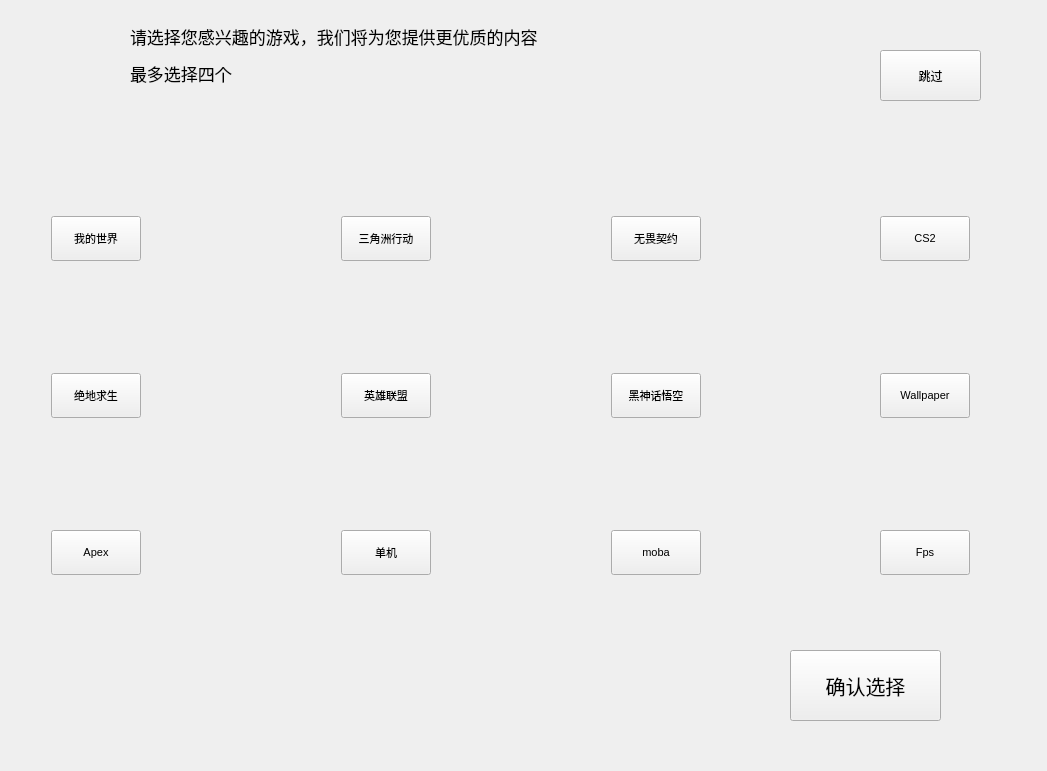
Before: the Qt Designer form form.ui in keyman-damn/Small_Write_Box, drawn with Qt 5.
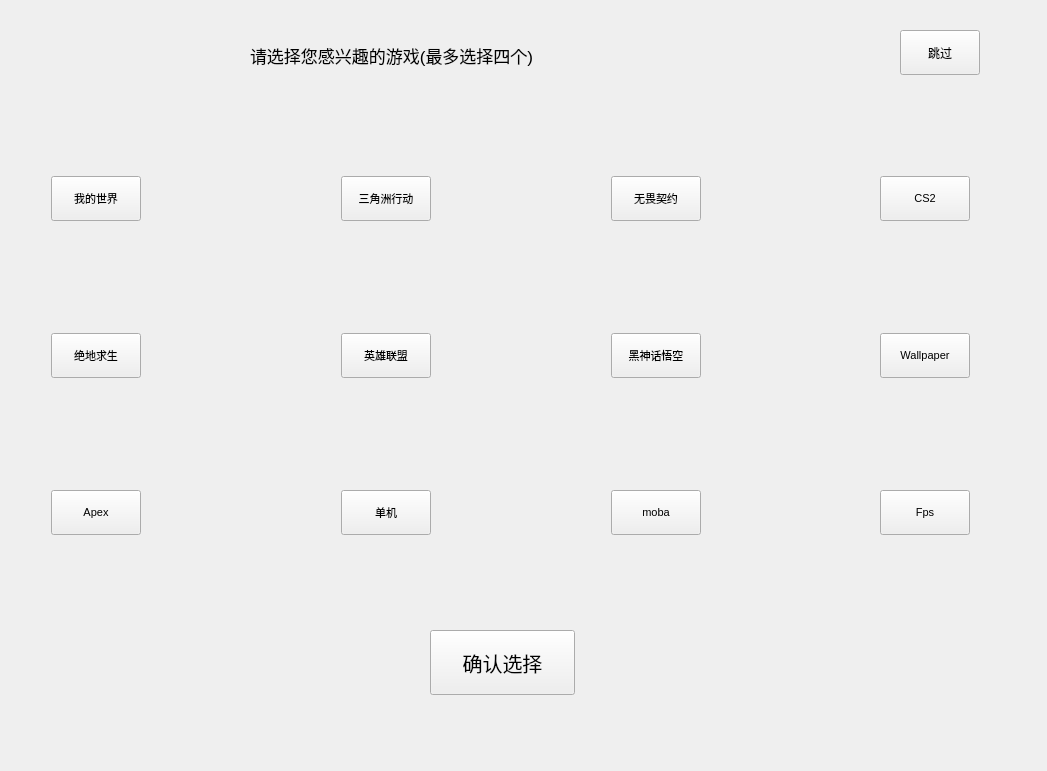
After: the same form once the commit is applied. Icons and pictures are not drawn.

The edit to the form file:
```diff
--- a/form.ui
+++ b/form.ui
@@ -16,10 +16,10 @@
   <widget class="QLabel" name="label">
    <property name="geometry">
     <rect>
-     <x>130</x>
-     <y>10</y>
-     <width>641</width>
-     <height>91</height>
+     <x>250</x>
+     <y>20</y>
+     <width>541</width>
+     <height>71</height>
     </rect>
    </property>
    <property name="font">
@@ -28,16 +28,16 @@
     </font>
    </property>
    <property name="text">
-    <string>&lt;html&gt;&lt;head/&gt;&lt;body&gt;&lt;p&gt;请选择您感兴趣的游戏，我们将为您提供更优质的内容&lt;/p&gt;&lt;p&gt;                 最多选择四个&lt;/p&gt;&lt;/body&gt;&lt;/html&gt;</string>
+    <string>&lt;html&gt;&lt;head/&gt;&lt;body&gt;&lt;p&gt;请选择您感兴趣的游戏(最多选择四个)&lt;/p&gt;&lt;/body&gt;&lt;/html&gt;</string>
    </property>
   </widget>
   <widget class="QPushButton" name="pushButton_13">
    <property name="geometry">
     <rect>
-     <x>880</x>
-     <y>50</y>
-     <width>101</width>
-     <height>51</height>
+     <x>900</x>
+     <y>30</y>
+     <width>80</width>
+     <height>45</height>
     </rect>
    </property>
    <property name="font">
@@ -57,7 +57,7 @@
    <property name="geometry">
     <rect>
      <x>70</x>
-     <y>170</y>
+     <y>130</y>
      <width>45</width>
      <height>45</height>
     </rect>
@@ -73,7 +73,7 @@
    <property name="geometry">
     <rect>
      <x>70</x>
-     <y>330</y>
+     <y>290</y>
      <width>45</width>
      <height>45</height>
     </rect>
@@ -89,7 +89,7 @@
    <property name="geometry">
     <rect>
      <x>70</x>
-     <y>480</y>
+     <y>445</y>
      <width>45</width>
      <height>45</height>
     </rect>
@@ -105,7 +105,7 @@
    <property name="geometry">
     <rect>
      <x>360</x>
-     <y>490</y>
+     <y>450</y>
      <width>45</width>
      <height>45</height>
     </rect>
@@ -121,7 +121,7 @@
    <property name="geometry">
     <rect>
      <x>360</x>
-     <y>330</y>
+     <y>290</y>
      <width>61</width>
      <height>45</height>
     </rect>
@@ -137,7 +137,7 @@
    <property name="geometry">
     <rect>
      <x>340</x>
-     <y>164</y>
+     <y>124</y>
      <width>91</width>
      <height>51</height>
     </rect>
@@ -153,7 +153,7 @@
    <property name="geometry">
     <rect>
      <x>620</x>
-     <y>480</y>
+     <y>445</y>
      <width>45</width>
      <height>45</height>
     </rect>
@@ -169,7 +169,7 @@
    <property name="geometry">
     <rect>
      <x>630</x>
-     <y>330</y>
+     <y>290</y>
      <width>51</width>
      <height>45</height>
     </rect>
@@ -185,7 +185,7 @@
    <property name="geometry">
     <rect>
      <x>630</x>
-     <y>170</y>
+     <y>130</y>
      <width>45</width>
      <height>41</height>
     </rect>
@@ -201,7 +201,7 @@
    <property name="geometry">
     <rect>
      <x>900</x>
-     <y>170</y>
+     <y>130</y>
      <width>45</width>
      <height>45</height>
     </rect>
@@ -217,7 +217,7 @@
    <property name="geometry">
     <rect>
      <x>910</x>
-     <y>330</y>
+     <y>290</y>
      <width>45</width>
      <height>45</height>
     </rect>
@@ -233,7 +233,7 @@
    <property name="geometry">
     <rect>
      <x>900</x>
-     <y>490</y>
+     <y>450</y>
      <width>45</width>
      <height>45</height>
     </rect>
@@ -248,10 +248,10 @@
   <widget class="QPushButton" name="pushButton_14">
    <property name="geometry">
     <rect>
-     <x>790</x>
-     <y>650</y>
-     <width>151</width>
-     <height>71</height>
+     <x>430</x>
+     <y>630</y>
+     <width>145</width>
+     <height>65</height>
     </rect>
    </property>
    <property name="font">
@@ -267,7 +267,7 @@
    <property name="geometry">
     <rect>
      <x>341</x>
-     <y>216</y>
+     <y>176</y>
      <width>90</width>
      <height>45</height>
     </rect>
@@ -285,7 +285,7 @@
    <property name="geometry">
     <rect>
      <x>341</x>
-     <y>530</y>
+     <y>490</y>
      <width>90</width>
      <height>45</height>
     </rect>
@@ -303,7 +303,7 @@
    <property name="geometry">
     <rect>
      <x>341</x>
-     <y>373</y>
+     <y>333</y>
      <width>90</width>
      <height>45</height>
     </rect>
@@ -313,6 +313,9 @@
      <pointsize>8</pointsize>
     </font>
    </property>
+   <property name="styleSheet">
+    <string notr="true"/>
+   </property>
    <property name="text">
     <string>英雄联盟</string>
    </property>
@@ -321,7 +324,7 @@
    <property name="geometry">
     <rect>
      <x>880</x>
-     <y>530</y>
+     <y>490</y>
      <width>90</width>
      <height>45</height>
     </rect>
@@ -339,7 +342,7 @@
    <property name="geometry">
     <rect>
      <x>880</x>
-     <y>373</y>
+     <y>333</y>
      <width>90</width>
      <height>45</height>
     </rect>
@@ -357,7 +360,7 @@
    <property name="geometry">
     <rect>
      <x>611</x>
-     <y>373</y>
+     <y>333</y>
      <width>90</width>
      <height>45</height>
     </rect>
@@ -375,7 +378,7 @@
    <property name="geometry">
     <rect>
      <x>51</x>
-     <y>373</y>
+     <y>333</y>
      <width>90</width>
      <height>45</height>
     </rect>
@@ -393,7 +396,7 @@
    <property name="geometry">
     <rect>
      <x>880</x>
-     <y>216</y>
+     <y>176</y>
      <width>90</width>
      <height>45</height>
     </rect>
@@ -411,7 +414,7 @@
    <property name="geometry">
     <rect>
      <x>51</x>
-     <y>216</y>
+     <y>176</y>
      <width>90</width>
      <height>45</height>
     </rect>
@@ -429,7 +432,7 @@
    <property name="geometry">
     <rect>
      <x>611</x>
-     <y>216</y>
+     <y>176</y>
      <width>90</width>
      <height>45</height>
     </rect>
@@ -447,7 +450,7 @@
    <property name="geometry">
     <rect>
      <x>611</x>
-     <y>530</y>
+     <y>490</y>
      <width>90</width>
      <height>45</height>
     </rect>
@@ -465,7 +468,7 @@
    <property name="geometry">
     <rect>
      <x>51</x>
-     <y>530</y>
+     <y>490</y>
      <width>90</width>
      <height>45</height>
     </rect>
```
Left out of the diff: 9 changed lines with no effect on the pictures.
